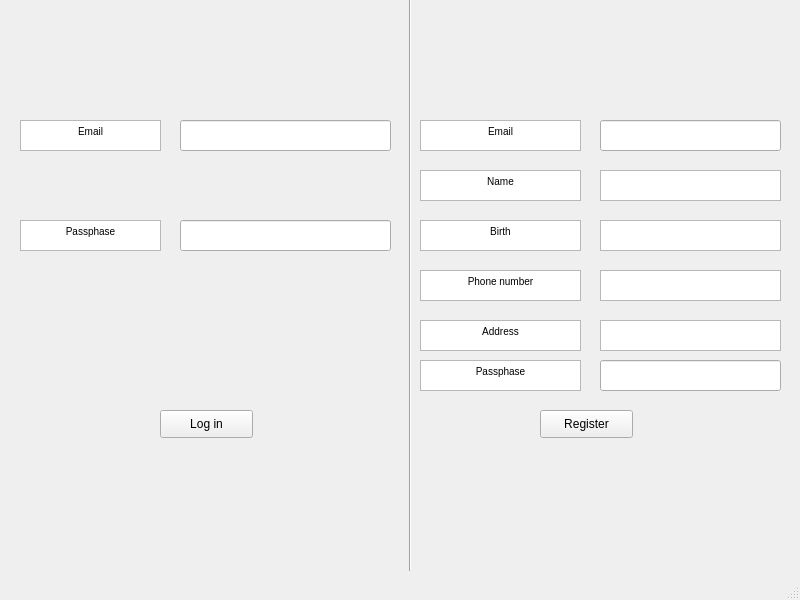
minhhuy00600/ANMT_Project1, file log_in.ui: the form before one commit.
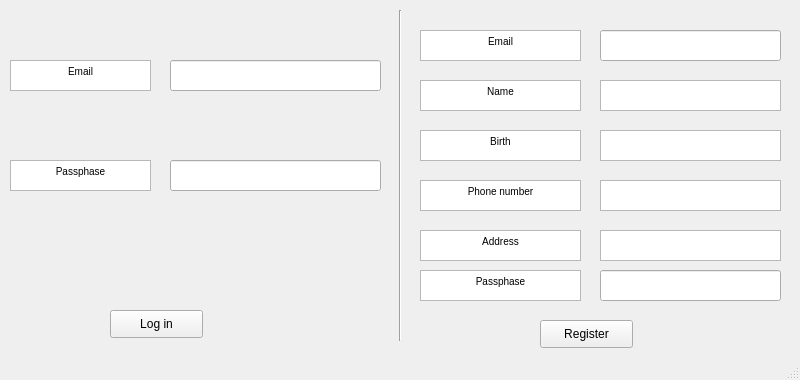
The form after the commit.

Commit message: Ui mẫu

Diff of the .ui file:
```diff
--- a/log_in.ui
+++ b/log_in.ui
@@ -7,7 +7,7 @@
     <x>0</x>
     <y>0</y>
     <width>800</width>
-    <height>600</height>
+    <height>380</height>
    </rect>
   </property>
   <property name="windowTitle">
@@ -17,8 +17,8 @@
    <widget class="QPushButton" name="log_in_button">
     <property name="geometry">
      <rect>
-      <x>160</x>
-      <y>410</y>
+      <x>110</x>
+      <y>310</y>
       <width>93</width>
       <height>28</height>
      </rect>
@@ -33,10 +33,10 @@
    <widget class="Line" name="line">
     <property name="geometry">
      <rect>
-      <x>400</x>
-      <y>-10</y>
+      <x>390</x>
+      <y>10</y>
       <width>20</width>
-      <height>581</height>
+      <height>331</height>
      </rect>
     </property>
     <property name="orientation">
@@ -46,8 +46,8 @@
    <widget class="QLineEdit" name="email_l_2">
     <property name="geometry">
      <rect>
-      <x>180</x>
-      <y>120</y>
+      <x>170</x>
+      <y>60</y>
       <width>211</width>
       <height>31</height>
      </rect>
@@ -56,8 +56,8 @@
    <widget class="QTextBrowser" name="email_l">
     <property name="geometry">
      <rect>
-      <x>20</x>
-      <y>120</y>
+      <x>10</x>
+      <y>60</y>
       <width>141</width>
       <height>31</height>
      </rect>
@@ -73,8 +73,8 @@
    <widget class="QTextBrowser" name="passphase_l">
     <property name="geometry">
      <rect>
-      <x>20</x>
-      <y>220</y>
+      <x>10</x>
+      <y>160</y>
       <width>141</width>
       <height>31</height>
      </rect>
@@ -90,8 +90,8 @@
    <widget class="QLineEdit" name="passphase_l_2">
     <property name="geometry">
      <rect>
-      <x>180</x>
-      <y>220</y>
+      <x>170</x>
+      <y>160</y>
       <width>211</width>
       <height>31</height>
      </rect>
@@ -104,7 +104,7 @@
     <property name="geometry">
      <rect>
       <x>420</x>
-      <y>120</y>
+      <y>30</y>
       <width>161</width>
       <height>31</height>
      </rect>
@@ -121,7 +121,7 @@
     <property name="geometry">
      <rect>
       <x>420</x>
-      <y>170</y>
+      <y>80</y>
       <width>161</width>
       <height>31</height>
      </rect>
@@ -138,7 +138,7 @@
     <property name="geometry">
      <rect>
       <x>420</x>
-      <y>220</y>
+      <y>130</y>
       <width>161</width>
       <height>31</height>
      </rect>
@@ -155,7 +155,7 @@
     <property name="geometry">
      <rect>
       <x>420</x>
-      <y>360</y>
+      <y>270</y>
       <width>161</width>
       <height>31</height>
      </rect>
@@ -172,7 +172,7 @@
     <property name="geometry">
      <rect>
       <x>420</x>
-      <y>320</y>
+      <y>230</y>
       <width>161</width>
       <height>31</height>
      </rect>
@@ -189,7 +189,7 @@
     <property name="geometry">
      <rect>
       <x>420</x>
-      <y>270</y>
+      <y>180</y>
       <width>161</width>
       <height>31</height>
      </rect>
@@ -206,7 +206,7 @@
     <property name="geometry">
      <rect>
       <x>600</x>
-      <y>170</y>
+      <y>80</y>
       <width>181</width>
       <height>31</height>
      </rect>
@@ -216,7 +216,7 @@
     <property name="geometry">
      <rect>
       <x>600</x>
-      <y>220</y>
+      <y>130</y>
       <width>181</width>
       <height>31</height>
      </rect>
@@ -226,7 +226,7 @@
     <property name="geometry">
      <rect>
       <x>600</x>
-      <y>270</y>
+      <y>180</y>
       <width>181</width>
       <height>31</height>
      </rect>
@@ -236,7 +236,7 @@
     <property name="geometry">
      <rect>
       <x>600</x>
-      <y>320</y>
+      <y>230</y>
       <width>181</width>
       <height>31</height>
      </rect>
@@ -246,7 +246,7 @@
     <property name="geometry">
      <rect>
       <x>540</x>
-      <y>410</y>
+      <y>320</y>
       <width>93</width>
       <height>28</height>
      </rect>
@@ -262,7 +262,7 @@
     <property name="geometry">
      <rect>
       <x>600</x>
-      <y>360</y>
+      <y>270</y>
       <width>181</width>
       <height>31</height>
      </rect>
@@ -275,7 +275,7 @@
     <property name="geometry">
      <rect>
       <x>600</x>
-      <y>120</y>
+      <y>30</y>
       <width>181</width>
       <height>31</height>
      </rect>
```
The commit also changes 3 other files.
